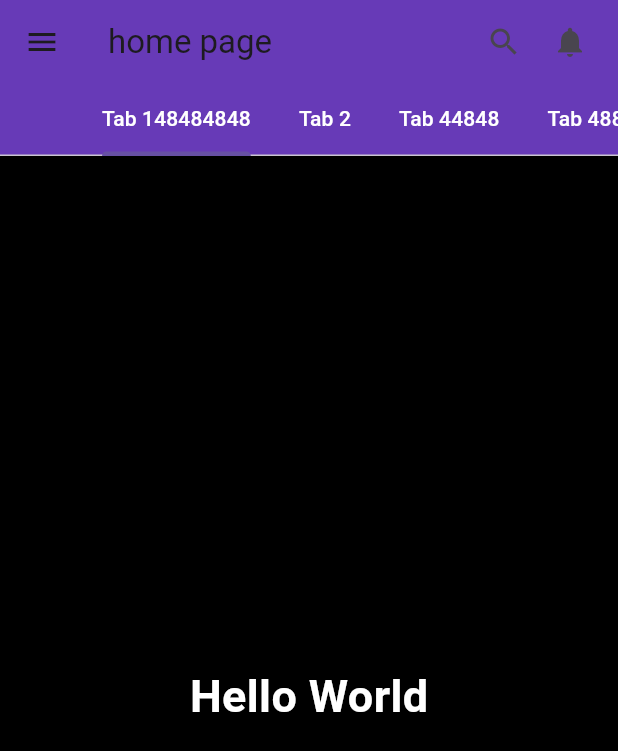
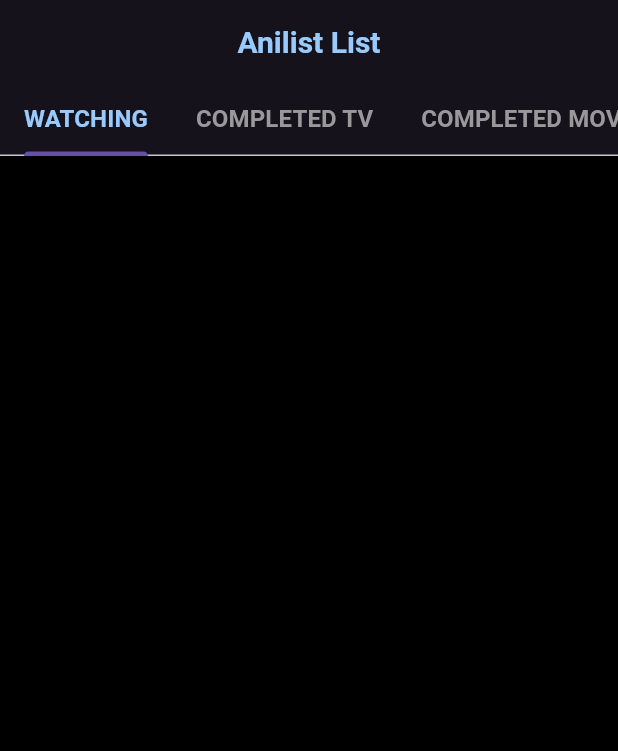
Before and after one commit to moaadhzair/Metia, a Flutter app: the screen it shows after launch, on a phone screen of 412 x 824 dp. Shown: the top 751 px of the screen. Run offline on Flutter 3.47's test engine with Material 3 defaults, Android fonts, the phone set to English and light mode, and no system bars.

```diff
--- a/lib/pages/home_page.dart
+++ b/lib/pages/home_page.dart
@@ -1,3 +1,5 @@
+import 'dart:math';
+
 import 'package:flutter/material.dart';
 
 class HomePage extends StatefulWidget {
@@ -8,58 +10,55 @@ class HomePage extends StatefulWidget {
 }
 
 class _HomePageState extends State<HomePage> {
+  List<String> tabs = [
+    "WATCHING",
+    "COMPLETED TV",
+    "COMPLETED MOVIE",
+    "COMPLETED OVA",
+    "COMPLETED SPECIAL",
+    "PAUSED",
+    "DROPPED",
+    "PLANNING",
+    "REWATCHING",
+    "ALL",
+  ];
+
   @override
   Widget build(BuildContext context) {
     return MaterialApp(
+      theme: ThemeData(primarySwatch: Colors.deepPurple),
+      themeMode: ThemeMode.dark,
       debugShowCheckedModeBanner: false,
-      home: DefaultTabController( // Add DefaultTabController here
-        length: 3, // Number of tabs
+      home: DefaultTabController(
+        length: 10,
         child: Scaffold(
           backgroundColor: Colors.black,
-          drawer: Drawer(
-            child: Container(
-              color: Colors.black87,
-            ),
-          ),
           appBar: AppBar(
-            title: Text("home page"),
-            actions: [
-              Icon(Icons.search),
-              SizedBox(width: 20),
-              Icon(Icons.notifications),
-              SizedBox(width: 20),
-            ],
-            backgroundColor: Colors.deepPurple,
+
+            backgroundColor: const Color(0xFF15121B),
+            title: Center(child: const Text("Anilist List", style: TextStyle(color: Color(0xFF98CAFE), fontSize: 20,fontWeight: FontWeight.bold,))),
             bottom: TabBar(
-              physics: const BouncingScrollPhysics(),
-              //tabAlignment: TabAlignment.start,
+
               isScrollable: true,
-              tabs: [
-                Tab(child: Text("Tab 148484848", style: TextStyle(color: Colors.white),)),
-                Tab(child: Text("Tab 2", style: TextStyle(color: Colors.white),)),
-                Tab(child: Text("Tab 44848", style: TextStyle(color: Colors.white),)),
-                Tab(child: Text("Tab 488", style: TextStyle(color: Colors.white),)),
-                Tab(child: Text("Tab 587484489489484564", style: TextStyle(color: Colors.white),)),
-                Tab(child: Text("Tab 6", style: TextStyle(color: Colors.white),)),
-                Tab(child: Text("Tab 7", style: TextStyle(color: Colors.white),)),
-                Tab(child: Text("Tab 8", style: TextStyle(color: Colors.white),)),
-                Tab(child: Text("Tab 9", style: TextStyle(color: Colors.white),)),
-                Tab(child: Text("Tab 10", style: TextStyle(color: Colors.white),)),
-              ],
-            ),
-          ),
-          body: Container(
-            child: Center(
+              tabAlignment: TabAlignment.start,
+              labelColor: Color(0xFF98CAFE), // Color for the selected tab text
+              unselectedLabelColor: Color(0xFF9A989B), // Color for unselected tab text
+              tabs:
+                  tabs.map((String tabName) {
+                    return Tab(
+
                       child: Text(
-                "Hello World",
-                style: TextStyle(
-                  fontSize: 30,
-                  color: Colors.white,
+                        tabName,
+                        style: const TextStyle(
+                          fontSize: 16,
                           fontWeight: FontWeight.bold,
                         ),
                       ),
+                    );
+                  }).toList(),
             ),
           ),
+          body: Container(),
         ),
       ),
     );
```
Also changed, not shown: pubspec.yaml (+4 -69 lines), pubspec.lock, 1 other file. Lines whose indentation alone changed are shown as unchanged.
